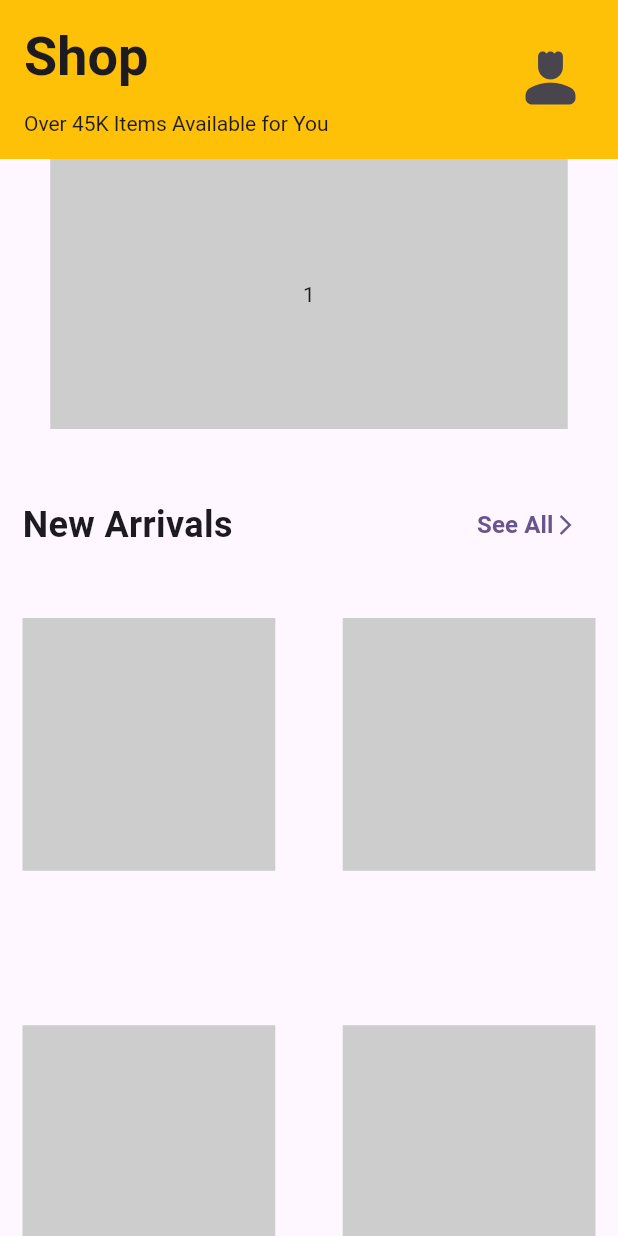
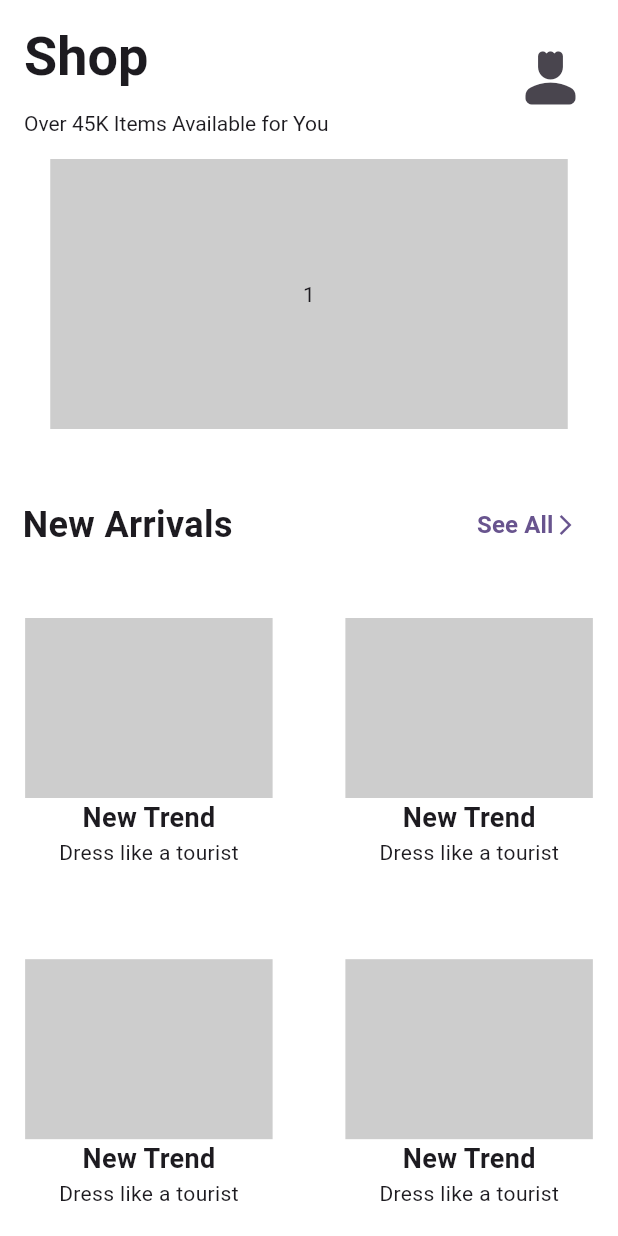
Before and after one commit to fdldestriana/adaptive-responsive-app, a Flutter app: the screen it shows after launch, on a phone screen of 412 x 824 dp. Run offline on Flutter 3.47's test engine with Material 2 defaults, Android fonts, the phone set to English and light mode, and no system bars.

Commit message:
new commit

```diff
--- a/lib/main.dart
+++ b/lib/main.dart
@@ -26,13 +26,14 @@ class MyHomePage extends StatelessWidget {
   @override
   Widget build(BuildContext context) {
     return Scaffold(
+      backgroundColor: Colors.white,
       appBar: PreferredSize(
         preferredSize: const Size.fromHeight(106),
         child: AppBar(
           // tinggi dari title ditentukan oleh toolbarHeight
           // maka isi nilai toolbarHeight sama dengan tinggi dari appbar
           toolbarHeight: 106,
-          backgroundColor: Colors.amber,
+          backgroundColor: Colors.white,
           centerTitle: false,
           elevation: 0.0,
           title: const Padding(
@@ -121,15 +122,30 @@ class MyHomePage extends StatelessWidget {
           Expanded(
             child: GridView.builder(
               gridDelegate: const SliverGridDelegateWithFixedCrossAxisCount(
-                  mainAxisSpacing: 73, crossAxisSpacing: 15, crossAxisCount: 2),
+                  childAspectRatio: 1 / 1.03,
+                  mainAxisSpacing: 23,
+                  crossAxisSpacing: 15,
+                  crossAxisCount: 2),
               itemBuilder: (context, index) => Padding(
-                padding: const EdgeInsets.all(15),
-                child: Container(
-                  width: 165,
-                  height: 120,
-                  color: const Color(0xFFCDCDCD),
-                ),
-              ),
+                  padding: const EdgeInsets.all(15),
+                  child: Column(
+                    mainAxisAlignment: MainAxisAlignment.center,
+                    children: [
+                      Container(
+                        width: 165,
+                        height: 120,
+                        color: const Color(0xFFCDCDCD),
+                      ),
+                      const Text('New Trend',
+                          style: TextStyle(
+                              fontSize: 18, fontWeight: FontWeight.w700)),
+                      const Expanded(
+                        child: Text('Dress like a tourist',
+                            style: TextStyle(
+                                fontSize: 14, fontWeight: FontWeight.w400)),
+                      )
+                    ],
+                  )),
               itemCount: 4,
             ),
           )
```
